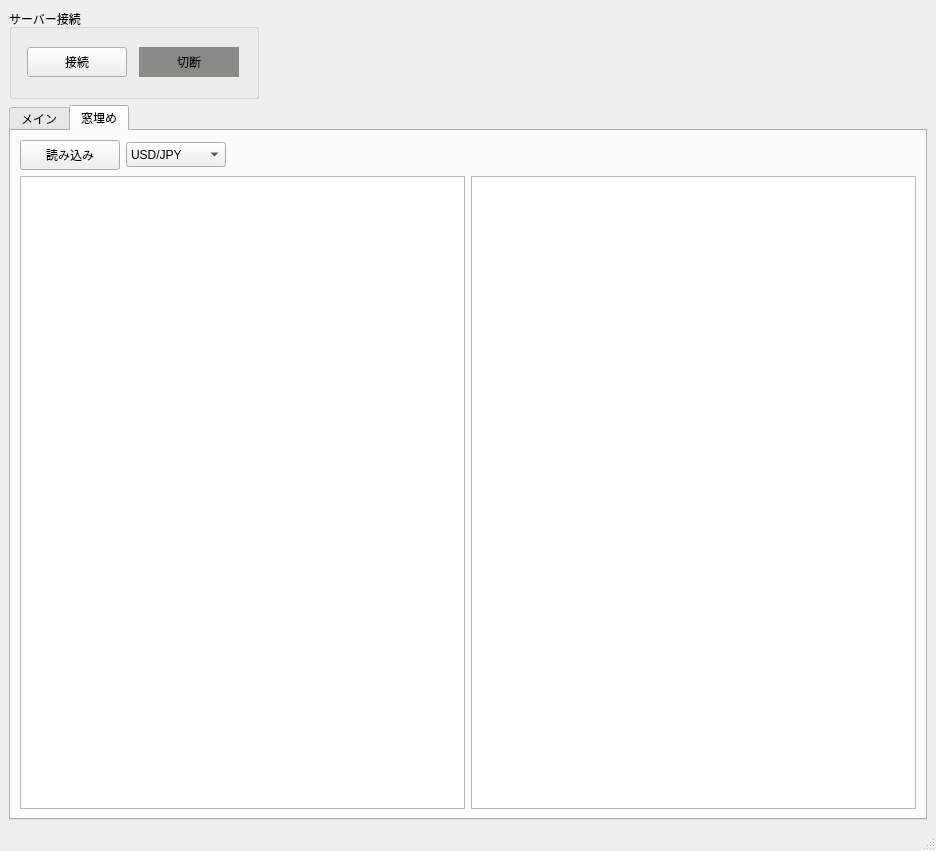
Qt form trade_monitor/trade_monitor/gui_monitor.ui (takkin-takilog/namake-trader) before a commit.
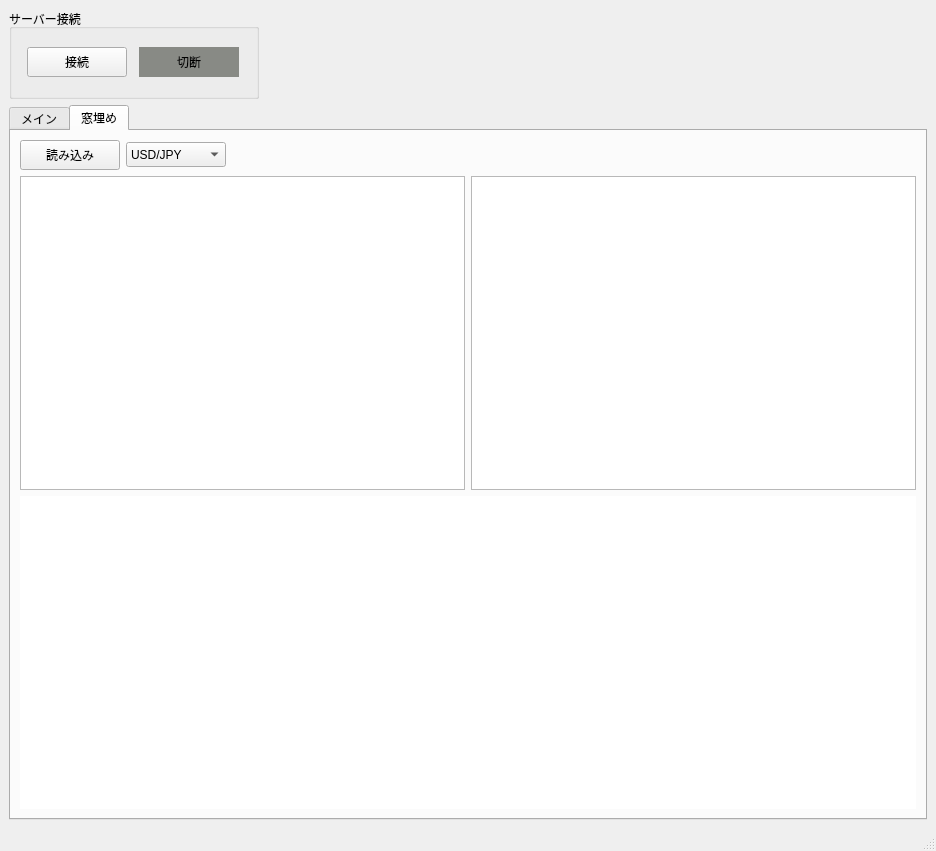
The same form after that commit. The open tabs and pages were chosen to show the change.

Patch:
```diff
--- a/trade_monitor/trade_monitor/gui_monitor.ui
+++ b/trade_monitor/trade_monitor/gui_monitor.ui
@@ -291,6 +291,19 @@
           </item>
          </layout>
         </item>
+        <item>
+         <widget class="QWidget" name="widget_chart_gapfill" native="true">
+          <property name="sizePolicy">
+           <sizepolicy hsizetype="Expanding" vsizetype="Expanding">
+            <horstretch>0</horstretch>
+            <verstretch>0</verstretch>
+           </sizepolicy>
+          </property>
+          <property name="styleSheet">
+           <string notr="true">background-color: rgb(255, 255, 255);</string>
+          </property>
+         </widget>
+        </item>
        </layout>
       </widget>
      </widget>
```
